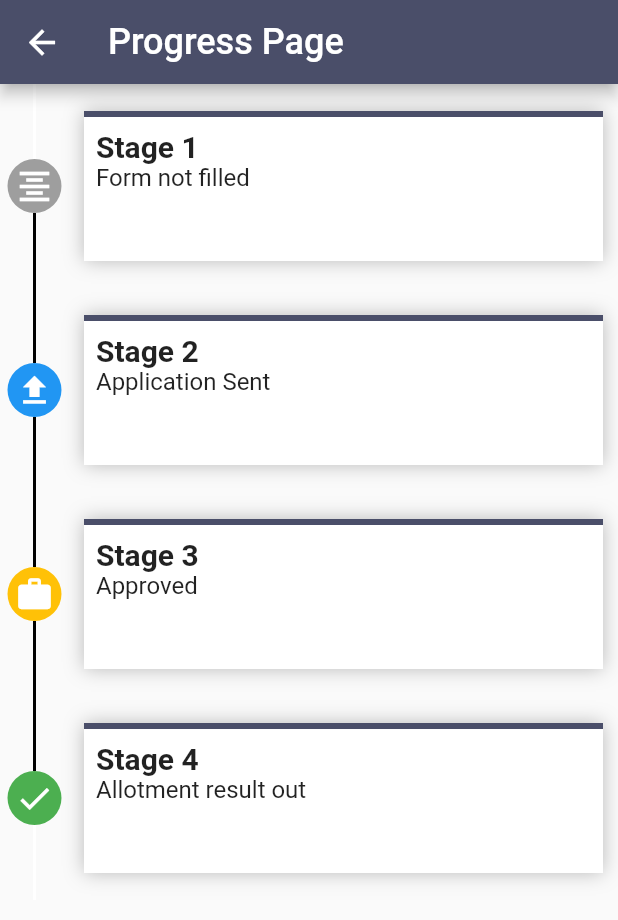
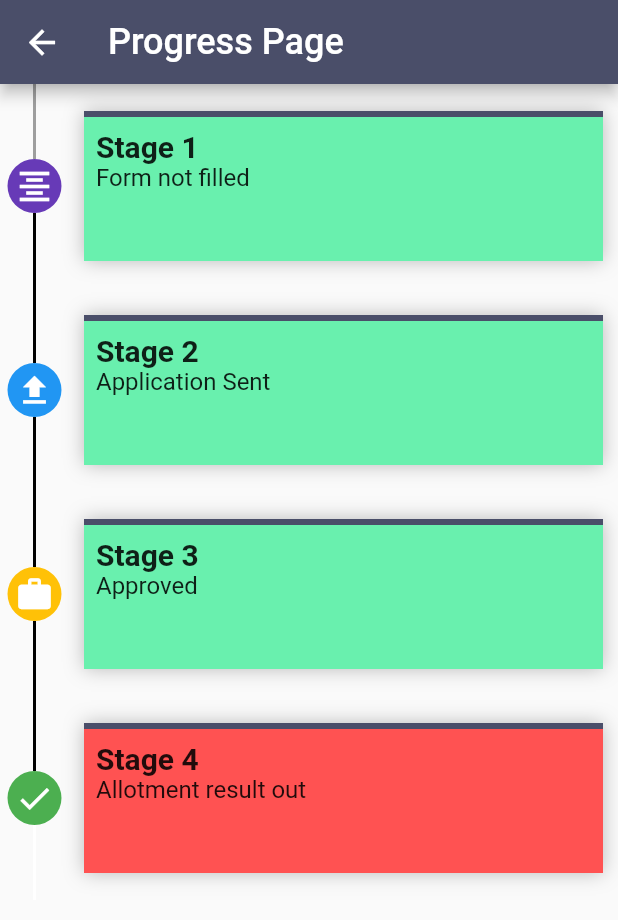
Before and after one commit to ABNarwal/MelaKDB, a Flutter app: the ProgressPage screen opened directly, on a phone screen of 412 x 824 dp. Shown: the top 920 px of the screen. Run offline on Flutter 3.47's test engine with Material 2 defaults, Android fonts, the phone set to English and light mode, and no system bars; our stand-ins replace countup, file_picker, firebase_auth, firebase_core, fluttertoast, get and 7 more; accounts and stored records are empty; network calls fail.

Commit message:
Progress Page

```diff
--- a/lib/pages/details.dart
+++ b/lib/pages/details.dart
@@ -461,7 +461,8 @@ class _DetailsPageState extends State<DetailsPage> {
                         onPressed: () async {
                           final prefs = await SharedPreferences.getInstance();
                           //prefs.setString("userid", _user.uid);
-                          prefs.setString("username", nameEC.text);
+                          prefs.setString(
+                              "username", nameEC.text); //key : value
                           prefs.setString("useremail", emailEC.text);
                           prefs.commit();
 
--- a/lib/pages/progress.dart
+++ b/lib/pages/progress.dart
@@ -28,7 +28,12 @@ class TimeLine extends StatefulWidget {
 }
 
 class _TimeLineState extends State<TimeLine> {
-  List<Color> colors = [Colors.grey, Colors.blue, Colors.amber, Colors.green];
+  List<Color> colors = [
+    Colors.deepPurple,
+    Colors.blue,
+    Colors.amber,
+    Colors.green
+  ];
   late List<TimelineCard> timeline;
   @override
   void initState() {
@@ -51,19 +56,40 @@ class _TimeLineState extends State<TimeLine> {
                     Container(
                       width: 2,
                       height: 50,
-                      color: index == 0 ? Colors.white : Colors.black,
+                      color: index == 0 ? Colors.grey : Colors.black,
+                      // color: index == 0
+                      //     ? Colors.green
+                      //     : index == 1
+                      //         ? Colors.green
+                      //         : index == 2
+                      //             ? Colors.green
+                      //             : index == 3
+                      //                 ? Colors.green
+                      //                 : Colors.grey,
                     ),
                     Container(
                       margin: EdgeInsets.only(left: 5, right: 5),
                       padding: EdgeInsets.all(5),
                       decoration: BoxDecoration(
-                          color: colors[(index) % 4],
+                          color: colors[(index) %
+                              4], //Color of icons from List of Colors available
+                          //color: index == 0 ? Colors.green : Colors.grey,
+                          // color: index == 0
+                          //     ? Colors.green
+                          //     : index == 1
+                          //         ? Colors.green
+                          //         : index == 2
+                          //             ? Colors.green
+                          //             : index == 3
+                          //                 ? Colors.green
+                          //                 : Colors.grey,
                           borderRadius: BorderRadius.circular(50)),
                       child: Icon(
                         timeline[index].icon,
                         color: Colors.white,
                       ),
                     ),
+                    //a ? b: c ? d : e ? f : g ? h : i
                     Container(
                       width: 2,
                       height: 50,
@@ -77,7 +103,11 @@ class _TimeLineState extends State<TimeLine> {
                   child: Container(
                     margin: EdgeInsets.all(10),
                     decoration: BoxDecoration(
-                      color: Colors.white,
+                      color: index <= 2
+                          ? Colors.greenAccent
+                          : index == 3
+                              ? Colors.redAccent
+                              : Colors.white,
                       border: Border(
                         top: BorderSide(width: 4, color: Color(0xff4a4e69)),
                       ),
--- a/pubspec.yaml
+++ b/pubspec.yaml
@@ -48,6 +48,8 @@ dependencies:
   timelines: ^0.1.0
   url_launcher: ^6.1.5
   shared_preferences: ^2.0.15
+  share_plus: ^4.0.10
+
 
 
 dev_dependencies:
```
Also changed, not shown: lib/pages/home.dart (+31 -3 lines), lib/pages/shopCat.dart (+9 -4 lines), pubspec.lock.
